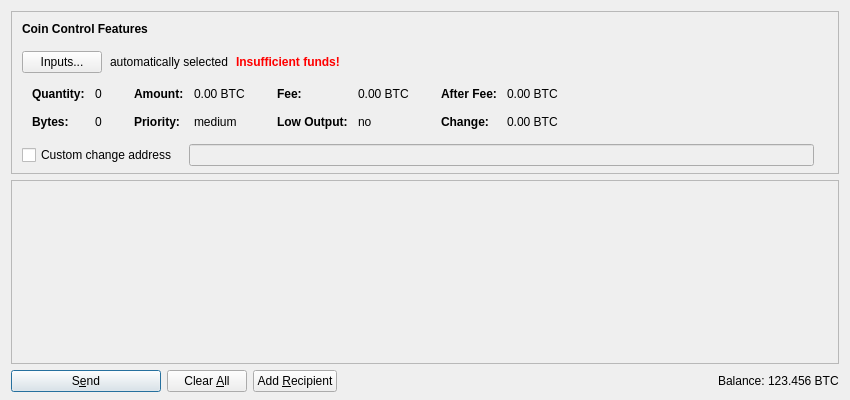
artiqox/artiqox, file src/qt/forms/sendcoinsdialog.ui: the form before one commit.
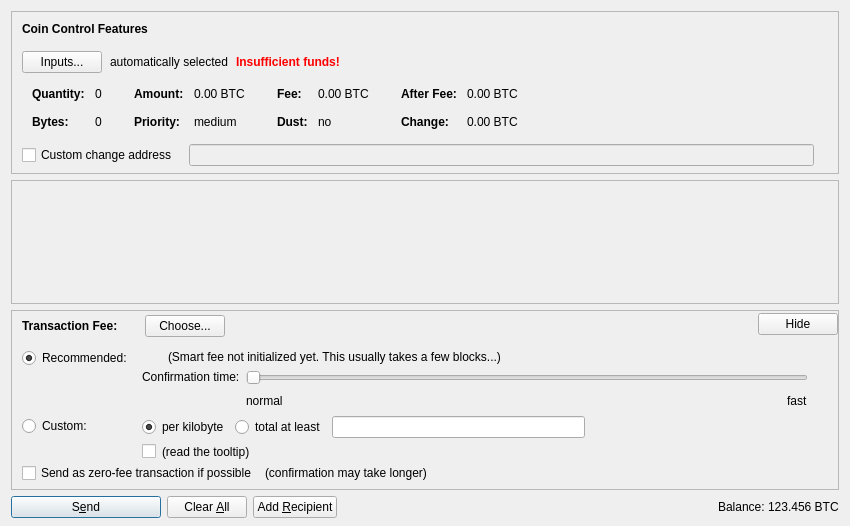
The form after the commit. Icons and pictures are not drawn. Custom widgets are drawn as their Qt base class.

```diff
--- a/src/qt/forms/sendcoinsdialog.ui
+++ b/src/qt/forms/sendcoinsdialog.ui
@@ -7,13 +7,13 @@
     <x>0</x>
     <y>0</y>
     <width>850</width>
-    <height>400</height>
+    <height>526</height>
    </rect>
   </property>
   <property name="windowTitle">
    <string>Send Coins</string>
   </property>
-  <layout class="QVBoxLayout" name="verticalLayout" stretch="0,1,0">
+  <layout class="QVBoxLayout" name="verticalLayout" stretch="0,1,0,0">
    <property name="bottomMargin">
     <number>8</number>
    </property>
@@ -417,7 +417,7 @@
                   </font>
                  </property>
                  <property name="text">
-                  <string>Low Output:</string>
+                  <string>Dust:</string>
                  </property>
                 </widget>
                </item>
@@ -614,7 +614,7 @@
         <x>0</x>
         <y>0</y>
         <width>830</width>
-        <height>178</height>
+        <height>68</height>
        </rect>
       </property>
       <layout class="QVBoxLayout" name="verticalLayout_2" stretch="0,1">
@@ -654,6 +654,590 @@
      </widget>
     </widget>
    </item>
+   <item>
+    <widget class="QFrame" name="frameFee">
+     <property name="sizePolicy">
+      <sizepolicy hsizetype="Expanding" vsizetype="Expanding">
+       <horstretch>0</horstretch>
+       <verstretch>0</verstretch>
+      </sizepolicy>
+     </property>
+     <property name="maximumSize">
+      <size>
+       <width>16777215</width>
+       <height>16777215</height>
+      </size>
+     </property>
+     <property name="frameShape">
+      <enum>QFrame::StyledPanel</enum>
+     </property>
+     <property name="frameShadow">
+      <enum>QFrame::Sunken</enum>
+     </property>
+     <layout class="QVBoxLayout" name="verticalLayoutFee1">
+      <property name="spacing">
+       <number>0</number>
+      </property>
+      <property name="leftMargin">
+       <number>0</number>
+      </property>
+      <property name="topMargin">
+       <number>0</number>
+      </property>
+      <property name="rightMargin">
+       <number>0</number>
+      </property>
+      <property name="bottomMargin">
+       <number>0</number>
+      </property>
+      <item>
+       <layout class="QVBoxLayout" name="verticalLayoutFee2" stretch="0,0,0">
+        <property name="spacing">
+         <number>0</number>
+        </property>
+        <property name="leftMargin">
+         <number>10</number>
+        </property>
+        <property name="topMargin">
+         <number>0</number>
+        </property>
+        <item>
+         <layout class="QHBoxLayout" name="horizontalLayoutFee1">
+          <property name="bottomMargin">
+           <number>0</number>
+          </property>
+          <item>
+           <layout class="QVBoxLayout" name="verticalLayoutFee7">
+            <property name="spacing">
+             <number>0</number>
+            </property>
+            <item>
+             <spacer name="verticalSpacerSmartFee">
+              <property name="orientation">
+               <enum>Qt::Vertical</enum>
+              </property>
+              <property name="sizeType">
+               <enum>QSizePolicy::Fixed</enum>
+              </property>
+              <property name="sizeHint" stdset="0">
+               <size>
+                <width>1</width>
+                <height>4</height>
+               </size>
+              </property>
+             </spacer>
+            </item>
+            <item>
+             <layout class="QHBoxLayout" name="horizontalLayoutSmartFee">
+              <property name="spacing">
+               <number>10</number>
+              </property>
+              <item>
+               <widget class="QLabel" name="labelFeeHeadline">
+                <property name="sizePolicy">
+                 <sizepolicy hsizetype="Preferred" vsizetype="Maximum">
+                  <horstretch>0</horstretch>
+                  <verstretch>0</verstretch>
+                 </sizepolicy>
+                </property>
+                <property name="font">
+                 <font>
+                  <weight>75</weight>
+                  <bold>true</bold>
+                 </font>
+                </property>
+                <property name="styleSheet">
+                 <string notr="true">font-weight:bold;</string>
+                </property>
+                <property name="text">
+                 <string>Transaction Fee:</string>
+                </property>
+               </widget>
+              </item>
+              <item>
+               <widget class="QLabel" name="labelFeeMinimized">
+                <property name="text">
+                 <string/>
+                </property>
+               </widget>
+              </item>
+              <item>
+               <widget class="QPushButton" name="buttonChooseFee">
+                <property name="text">
+                 <string>Choose...</string>
+                </property>
+               </widget>
+              </item>
+             </layout>
+            </item>
+            <item>
+             <spacer name="verticalSpacer_5">
+              <property name="orientation">
+               <enum>Qt::Vertical</enum>
+              </property>
+              <property name="sizeHint" stdset="0">
+               <size>
+                <width>1</width>
+                <height>1</height>
+               </size>
+              </property>
+             </spacer>
+            </item>
+           </layout>
+          </item>
+          <item>
+           <spacer name="horizontalSpacer_4">
+            <property name="orientation">
+             <enum>Qt::Horizontal</enum>
+            </property>
+            <property name="sizeHint" stdset="0">
+             <size>
+              <width>40</width>
+              <height>20</height>
+             </size>
+            </property>
+           </spacer>
+          </item>
+          <item>
+           <widget class="QPushButton" name="buttonMinimizeFee">
+            <property name="toolTip">
+             <string>collapse fee-settings</string>
+            </property>
+            <property name="text">
+             <string>Hide</string>
+            </property>
+           </widget>
+          </item>
+         </layout>
+        </item>
+        <item>
+         <widget class="QFrame" name="frameFeeSelection">
+          <layout class="QVBoxLayout" name="verticalLayoutFee12">
+           <property name="spacing">
+            <number>0</number>
+           </property>
+           <property name="leftMargin">
+            <number>0</number>
+           </property>
+           <property name="topMargin">
+            <number>0</number>
+           </property>
+           <property name="rightMargin">
+            <number>0</number>
+           </property>
+           <property name="bottomMargin">
+            <number>0</number>
+           </property>
+           <item>
+            <layout class="QGridLayout" name="gridLayoutFee">
+             <property name="topMargin">
+              <number>10</number>
+             </property>
+             <property name="bottomMargin">
+              <number>4</number>
+             </property>
+             <property name="horizontalSpacing">
+              <number>10</number>
+             </property>
+             <property name="verticalSpacing">
+              <number>4</number>
+             </property>
+             <item row="1" column="1">
+              <layout class="QVBoxLayout" name="verticalLayoutFee8">
+               <property name="spacing">
+                <number>6</number>
+               </property>
+               <item>
+                <layout class="QHBoxLayout" name="horizontalLayoutFee13">
+                 <item>
+                  <widget class="QRadioButton" name="radioCustomPerKilobyte">
+                   <property name="toolTip">
+                    <string>If the custom fee is set to 1000 satoshis and the transaction is only 250 bytes, then &quot;per kilobyte&quot; only pays 250 satoshis in fee, while &quot;total at least&quot; pays 1000 satoshis. For transactions bigger than a kilobyte both pay by kilobyte.</string>
+                   </property>
+                   <property name="text">
+                    <string>per kilobyte</string>
+                   </property>
+                   <property name="checked">
+                    <bool>true</bool>
+                   </property>
+                   <attribute name="buttonGroup">
+                    <string notr="true">groupCustomFee</string>
+                   </attribute>
+                  </widget>
+                 </item>
+                 <item>
+                  <widget class="QRadioButton" name="radioCustomAtLeast">
+                   <property name="toolTip">
+                    <string>If the custom fee is set to 1000 satoshis and the transaction is only 250 bytes, then &quot;per kilobyte&quot; only pays 250 satoshis in fee, while &quot;total at least&quot; pays 1000 satoshis. For transactions bigger than a kilobyte both pay by kilobyte.</string>
+                   </property>
+                   <property name="text">
+                    <string>total at least</string>
+                   </property>
+                   <attribute name="buttonGroup">
+                    <string notr="true">groupCustomFee</string>
+                   </attribute>
+                  </widget>
+                 </item>
+                 <item>
+                  <widget class="BitcoinAmountField" name="customFee"/>
+                 </item>
+                 <item>
+                  <spacer name="horizontalSpacer_6">
+                   <property name="orientation">
+                    <enum>Qt::Horizontal</enum>
+                   </property>
+                   <property name="sizeHint" stdset="0">
+                    <size>
+                     <width>1</width>
+                     <height>1</height>
+                    </size>
+                   </property>
+                  </spacer>
+                 </item>
+                </layout>
+               </item>
+               <item>
+                <layout class="QHBoxLayout" name="horizontalLayoutFee8">
+                 <item>
+                  <widget class="QCheckBox" name="checkBoxMinimumFee">
+                   <property name="toolTip">
+                    <string>Paying only the minimum fee is just fine as long as there is less transaction volume than space in the blocks. But be aware that this can end up in a never confirming transaction once there is more demand for bitcoin transactions than the network can process.</string>
+                   </property>
+                   <property name="text">
+                    <string/>
+                   </property>
+                  </widget>
+                 </item>
+                 <item>
+                  <widget class="QLabel" name="labelMinFeeWarning">
+                   <property name="enabled">
+                    <bool>true</bool>
+                   </property>
+                   <property name="toolTip">
+                    <string>Paying only the minimum fee is just fine as long as there is less transaction volume than space in the blocks. But be aware that this can end up in a never confirming transaction once there is more demand for bitcoin transactions than the network can process.</string>
+                   </property>
+                   <property name="text">
+                    <string>(read the tooltip)</string>
+                   </property>
+                   <property name="margin">
+                    <number>5</number>
+                   </property>
+                  </widget>
+                 </item>
+                 <item>
+                  <spacer name="horizontalSpacer_2">
+                   <property name="orientation">
+                    <enum>Qt::Horizontal</enum>
+                   </property>
+                   <property name="sizeHint" stdset="0">
+                    <size>
+                     <width>1</width>
+                     <height>1</height>
+                    </size>
+                   </property>
+                  </spacer>
+                 </item>
+                </layout>
+               </item>
+              </layout>
+             </item>
+             <item row="0" column="0">
+              <layout class="QVBoxLayout" name="verticalLayoutFee4" stretch="0,1">
+               <item>
+                <widget class="QRadioButton" name="radioSmartFee">
+                 <property name="text">
+                  <string>Recommended:</string>
+                 </property>
+                 <property name="checked">
+                  <bool>true</bool>
+                 </property>
+                 <attribute name="buttonGroup">
+                  <string notr="true">groupFee</string>
+                 </attribute>
+                </widget>
+               </item>
+               <item>
+                <spacer name="verticalSpacer_2">
+                 <property name="orientation">
+                  <enum>Qt::Vertical</enum>
+                 </property>
+                 <property name="sizeHint" stdset="0">
+                  <size>
+                   <width>1</width>
+                   <height>1</height>
+                  </size>
+                 </property>
+                </spacer>
+               </item>
+              </layout>
+             </item>
+             <item row="1" column="0">
+              <layout class="QVBoxLayout" name="verticalLayoutFee9" stretch="0,1">
+               <item>
+                <widget class="QRadioButton" name="radioCustomFee">
+                 <property name="text">
+                  <string>Custom:</string>
+                 </property>
+                 <attribute name="buttonGroup">
+                  <string notr="true">groupFee</string>
+                 </attribute>
+                </widget>
+               </item>
+               <item>
+                <spacer name="verticalSpacer_6">
+                 <property name="orientation">
+                  <enum>Qt::Vertical</enum>
+                 </property>
+                 <property name="sizeHint" stdset="0">
+                  <size>
+                   <width>1</width>
+                   <height>1</height>
+                  </size>
+                 </property>
+                </spacer>
+               </item>
+              </layout>
+             </item>
+             <item row="0" column="1">
+              <layout class="QVBoxLayout" name="verticalLayoutFee3" stretch="0,0,1">
+               <property name="spacing">
+                <number>6</number>
+               </property>
+               <property name="topMargin">
+                <number>2</number>
+               </property>
+               <item>
+                <layout class="QHBoxLayout" name="horizontalLayoutFee12">
+                 <item>
+                  <widget class="QLabel" name="labelSmartFee">
+                   <property name="text">
+                    <string/>
+                   </property>
+                   <property name="margin">
+                    <number>2</number>
+                   </property>
+                  </widget>
+                 </item>
+                 <item>
+                  <widget class="QLabel" name="labelFeeEstimation">
+                   <property name="text">
+                    <string/>
+                   </property>
+                  </widget>
+                 </item>
+                 <item>
+                  <widget class="QLabel" name="labelSmartFee2">
+                   <property name="text">
+                    <string>(Smart fee not initialized yet. This usually takes a few blocks...)</string>
+                   </property>
+                   <property name="margin">
+                    <number>2</number>
+                   </property>
+                  </widget>
+                 </item>
+                 <item>
+                  <spacer name="horizontalSpacer_5">
+                   <property name="orientation">
+                    <enum>Qt::Horizontal</enum>
+                   </property>
+                   <property name="sizeHint" stdset="0">
+                    <size>
+                     <width>1</width>
+                     <height>1</height>
+                    </size>
+                   </property>
+                  </spacer>
+                 </item>
+                </layout>
+               </item>
+               <item>
+                <layout class="QHBoxLayout" name="horizontalLayoutFee9">
+                 <item>
+                  <layout class="QVBoxLayout" name="verticalLayoutFee6">
+                   <item>
+                    <widget class="QLabel" name="labelSmartFee3">
+                     <property name="text">
+                      <string>Confirmation time:</string>
+                     </property>
+                     <property name="margin">
+                      <number>2</number>
+                     </property>
+                    </widget>
+                   </item>
+                   <item>
+                    <spacer name="verticalSpacer_3">
+                     <property name="orientation">
+                      <enum>Qt::Vertical</enum>
+                     </property>
+                     <property name="sizeHint" stdset="0">
+                      <size>
+                       <width>1</width>
+                       <height>1</height>
+                      </size>
+                     </property>
+                    </spacer>
+                   </item>
+                  </layout>
+                 </item>
+                 <item>
+                  <layout class="QVBoxLayout" name="verticalLayoutFee5">
+                   <property name="rightMargin">
+                    <number>30</number>
+                   </property>
+                   <item>
+                    <widget class="QSlider" name="sliderSmartFee">
+                     <property name="minimum">
+                      <number>0</number>
+                     </property>
+                     <property name="maximum">
+                      <number>24</number>
+                     </property>
+                     <property name="pageStep">
+                      <number>1</number>
+                     </property>
+                     <property name="value">
+                      <number>0</number>
+                     </property>
+                     <property name="orientation">
+                      <enum>Qt::Horizontal</enum>
+                     </property>
+                     <property name="invertedAppearance">
+                      <bool>false</bool>
+                     </property>
+                     <property name="invertedControls">
+                      <bool>false</bool>
+                     </property>
+                     <property name="tickPosition">
+                      <enum>QSlider::NoTicks</enum>
+                     </property>
+                    </widget>
+                   </item>
+                   <item>
+                    <layout class="QHBoxLayout" name="horizontalLayoutFee10">
+                     <item>
+                      <widget class="QLabel" name="labelSmartFeeNormal">
+                       <property name="text">
+                        <string>normal</string>
+                       </property>
+                      </widget>
+                     </item>
+                     <item>
+                      <spacer name="horizontalSpacer_3">
+                       <property name="orientation">
+                        <enum>Qt::Horizontal</enum>
+                       </property>
+                       <property name="sizeHint" stdset="0">
+                        <size>
+                         <width>40</width>
+                         <height>20</height>
+                        </size>
+                       </property>
+                      </spacer>
+                     </item>
+                     <item>
+                      <widget class="QLabel" name="labelSmartFeeFast">
+                       <property name="text">
+                        <string>fast</string>
+                       </property>
+                      </widget>
+                     </item>
+                    </layout>
+                   </item>
+                  </layout>
+                 </item>
+                </layout>
+               </item>
+               <item>
+                <spacer name="verticalSpacer_4">
+                 <property name="orientation">
+                  <enum>Qt::Vertical</enum>
+                 </property>
+                 <property name="sizeHint" stdset="0">
+                  <size>
+                   <width>1</width>
+                   <height>1</height>
+                  </size>
+                 </property>
+                </spacer>
+               </item>
+              </layout>
+             </item>
+            </layout>
+           </item>
+           <item>
+            <layout class="QHBoxLayout" name="horizontalLayoutFee5" stretch="0,0,0">
+             <property name="spacing">
+              <number>8</number>
+             </property>
+             <property name="bottomMargin">
+              <number>4</number>
+             </property>
+             <item>
+              <widget class="QCheckBox" name="checkBoxFreeTx">
+               <property name="text">
+                <string>Send as zero-fee transaction if possible</string>
+               </property>
+              </widget>
+             </item>
+             <item>
+              <widget class="QLabel" name="labelFreeTx">
+               <property name="text">
+                <string>(confirmation may take longer)</string>
+               </property>
+               <property name="margin">
+                <number>5</number>
+               </property>
+              </widget>
+             </item>
+             <item>
+              <spacer name="horizontalSpacerFee5">
+               <property name="orientation">
+                <enum>Qt::Horizontal</enum>
+               </property>
+               <property name="sizeHint" stdset="0">
+                <size>
+                 <width>1</width>
+                 <height>1</height>
+                </size>
+               </property>
+              </spacer>
+             </item>
+            </layout>
+           </item>
+           <item>
+            <spacer name="verticalSpacerFee2">
+             <property name="orientation">
+              <enum>Qt::Vertical</enum>
+             </property>
+             <property name="sizeHint" stdset="0">
+              <size>
+               <width>1</width>
+               <height>1</height>
+              </size>
+             </property>
+            </spacer>
+           </item>
+          </layout>
+         </widget>
+        </item>
+        <item>
+         <spacer name="verticalSpacerFee">
+          <property name="orientation">
+           <enum>Qt::Vertical</enum>
+          </property>
+          <property name="sizeHint" stdset="0">
+           <size>
+            <width>800</width>
+            <height>1</height>
+           </size>
+          </property>
+         </spacer>
+        </item>
+       </layout>
+      </item>
+     </layout>
+    </widget>
+   </item>
    <item>
     <layout class="QHBoxLayout" name="horizontalLayout">
      <item>
@@ -674,6 +1258,9 @@
         <iconset resource="../bitcoin.qrc">
          <normaloff>:/icons/send</normaloff>:/icons/send</iconset>
        </property>
+       <property name="autoDefault">
+        <bool>false</bool>
+       </property>
        <property name="default">
         <bool>true</bool>
        </property>
@@ -784,6 +1371,12 @@
    <extends>QLineEdit</extends>
    <header>qvalidatedlineedit.h</header>
   </customwidget>
+  <customwidget>
+   <class>BitcoinAmountField</class>
+   <extends>QLineEdit</extends>
+   <header>bitcoinamountfield.h</header>
+   <container>1</container>
+  </customwidget>
  </customwidgets>
  <resources>
   <include location="../bitcoin.qrc"/>
```
Left out of the diff: 10 changed lines with no effect on the pictures.
